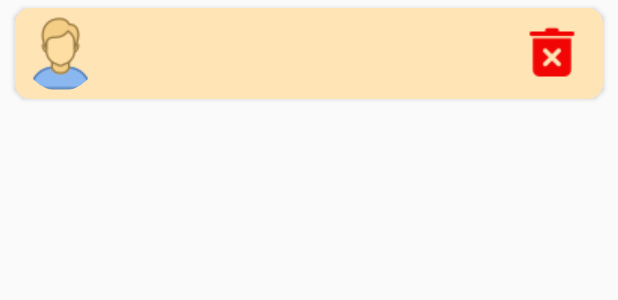
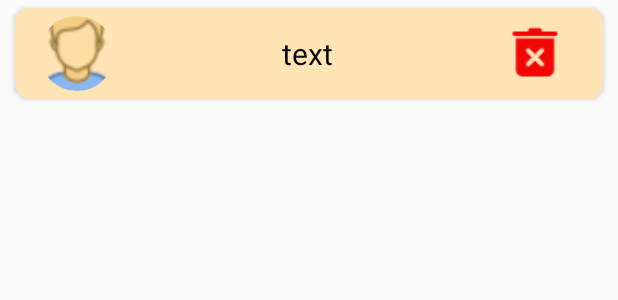
Before and after one commit to tran-duc-thanh/base_android_th_01, an Android app: the layout item.xml on its own in the app's theme, with its tools: preview values and no code run, on a phone screen of 412 x 824 dp. Shown: the top 300 px of the screen. Run offline under Robolectric (Android 15) with nearby library versions, the phone set to English and light mode, and no system bars.

Commit message:
commit code

```diff
--- a/app/src/main/java/com/example/baseandroidth1/model/ItemAdapter.java
+++ b/app/src/main/java/com/example/baseandroidth1/model/ItemAdapter.java
@@ -58,7 +58,7 @@ public class ItemAdapter extends RecyclerView.Adapter<ItemAdapter.ItemViewHolder
         Item item = items.get(position);
         if (item == null) return;
         holder.circleImageView.setImageResource(item.getImg());
-        holder.textView.setText(item.getName());
+        holder.textView.setText(String.format("%s-%s", item.getName(), item.getDate()));
         holder.btnDelete.setOnClickListener(view -> removeItem(position));
     }
 
@@ -74,7 +74,7 @@ public class ItemAdapter extends RecyclerView.Adapter<ItemAdapter.ItemViewHolder
         AlertDialog.Builder builder = DialogUtils.createAlertDialog(context, NOTIFY,
                 String.format("%s: %s", MESSAGE_NOTIFY_DELETE, item.getName()), R.drawable.icon_notify);
         builder.setPositiveButton("Yes", (dialogInterface, i) -> {
-            TblItem.deleteData(items.get(position).getId());
+            TblItem.deleteData(items.remove(position).getId());
             notifyDataSetChanged();
         });
         builder.setNegativeButton("No", (dialogInterface, i) -> {});
--- a/app/src/main/res/layout/item.xml
+++ b/app/src/main/res/layout/item.xml
@@ -3,56 +3,42 @@
     xmlns:app="http://schemas.android.com/apk/res-auto"
     android:layout_width="match_parent"
     android:layout_height="wrap_content"
+    android:layout_marginHorizontal="10dp"
+    android:layout_marginVertical="5dp"
     android:backgroundTint="@color/moccasin"
-    android:layout_marginVertical="5dp"
-    android:layout_marginHorizontal="10dp"
     app:cardCornerRadius="10dp">
 
-    <androidx.constraintlayout.widget.ConstraintLayout
+    <LinearLayout
+        android:weightSum="10"
         android:layout_width="match_parent"
         android:layout_height="wrap_content">
 
-        <LinearLayout
-            android:layout_width="wrap_content"
-            android:layout_height="match_parent"
-            app:layout_constraintLeft_toLeftOf="parent"
-            app:layout_constraintBottom_toBottomOf="parent"
-            app:layout_constraintTop_toTopOf="parent">
-
         <de.hdodenhof.circleimageview.CircleImageView
             android:id="@+id/img"
-                android:layout_margin="5dp"
+            android:layout_weight="1"
             android:layout_width="50dp"
             android:layout_height="50dp"
+            android:layout_margin="5dp"
             android:src="@drawable/icon_male" />
 
         <TextView
             android:id="@+id/textItem"
+            android:layout_weight="8"
             android:layout_width="wrap_content"
             android:layout_height="match_parent"
             android:layout_marginLeft="5dp"
             android:gravity="center"
-                android:textSize="20dp"
+            android:text="text"
             android:textColor="@color/black"
-                app:layout_constraintBottom_toBottomOf="parent"
-                app:layout_constraintTop_toTopOf="parent" />
-        </LinearLayout>
-
-        <LinearLayout
-            android:layout_width="wrap_content"
-            android:layout_height="match_parent"
-            app:layout_constraintRight_toRightOf="parent"
-            app:layout_constraintBottom_toBottomOf="parent"
-            app:layout_constraintTop_toTopOf="parent">
+            android:textSize="20dp" />
 
         <ImageButton
             android:id="@+id/btnDelete"
+            android:layout_weight="1"
             android:layout_width="wrap_content"
-                android:layout_height="wrap_content"
+            android:layout_height="match_parent"
             android:layout_marginHorizontal="10dp"
             android:background="@drawable/button_custom_delete"
             android:src="@drawable/icon_delete" />
     </LinearLayout>
-    </androidx.constraintlayout.widget.ConstraintLayout>
-
 </androidx.cardview.widget.CardView>
```
Also changed, not shown: app/src/main/java/com/example/baseandroidth1/MainActivity.java (+3 -4 lines), app/src/main/java/com/example/baseandroidth1/dbFake/TblItem.java (+32 -2 lines). Lines whose indentation alone changed are shown as unchanged.
